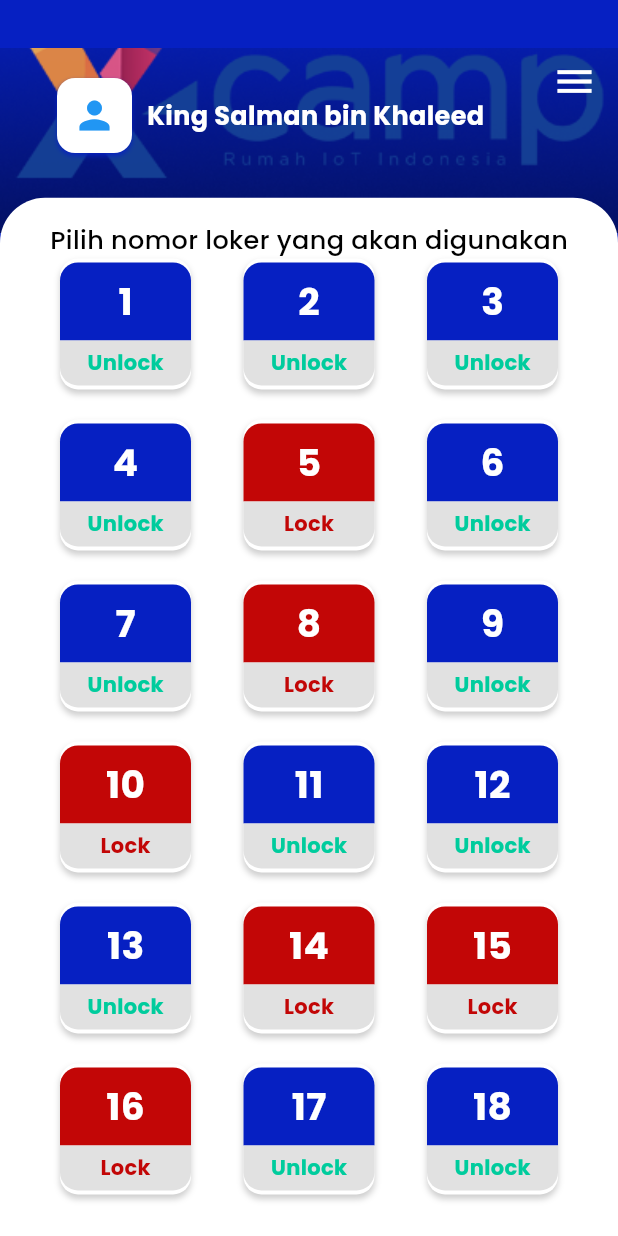
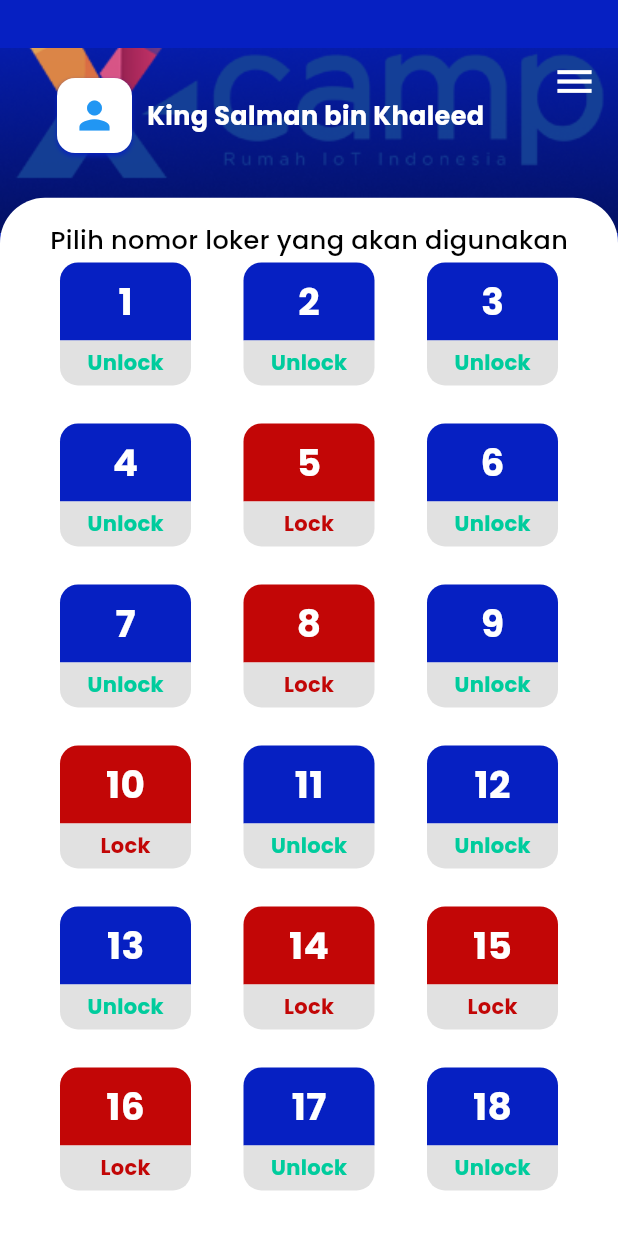
Before and after one commit to Imanrmd29/XLocker_V2, a Flutter app: the HomeScreen screen opened by its route, on a phone screen of 412 x 824 dp. Run offline on Flutter 3.47's test engine with Material 3 defaults, Android fonts, the phone set to English and light mode, and no system bars; our stand-ins replace shared_preferences; accounts and stored records are empty.

Commit message:
Button di perbarui

```diff
--- a/lib/screens/home_screen.dart
+++ b/lib/screens/home_screen.dart
@@ -202,19 +202,7 @@ class HomeScreen extends StatelessWidget {
                       final isLocked = (index + 1) % 5 == 0 ||
                           (index + 1) % 8 == 0 ||
                           (index + 1) % 14 == 0;
-                      return Container(
-                        decoration: BoxDecoration(
-                          color: Colors.white,
-                          borderRadius: BorderRadius.circular(12),
-                          boxShadow: [
-                            BoxShadow(
-                              color: Colors.grey.withOpacity(0.5),
-                              blurRadius: 3,
-                              offset: const Offset(0, 3),
-                            ),
-                          ],
-                        ),
-                        child: Column(
+                      return Column(
                         mainAxisAlignment: MainAxisAlignment.center,
                         children: [
                           Container(
@@ -262,7 +250,6 @@ class HomeScreen extends StatelessWidget {
                             ),
                           ),
                         ],
-                        ),
                       );
                     },
                   ),
--- a/pubspec.yaml
+++ b/pubspec.yaml
@@ -22,6 +22,8 @@ dependencies:
   loading_animation_widget:
   internet_connection_checker: ^1.0.0+1
   get: ^4.6.6
+  logging: ^1.0.2
+  esp_smartconfig: ^2.0.4
 
 dev_dependencies:
   flutter_test:
```
Also changed, not shown: pubspec.lock. Lines whose indentation alone changed are shown as unchanged.
